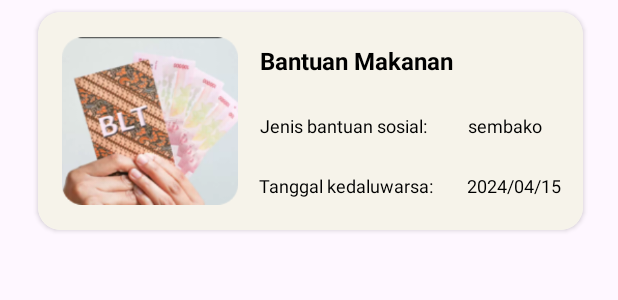
After one commit to BansosPlus/bansosplus-mobile-app, an Android app: the layout bansos_card.xml on its own in the app's theme, with its tools: preview values and no code run, on a phone screen of 412 x 824 dp. The commit adds this screen. Shown: the top 300 px of the screen. Run offline under Robolectric (Android 15) with nearby library versions, the phone set to English and light mode, and no system bars.

Commit message:
feat: bansosItem and bansosListAdapter

```diff
--- a/app/build.gradle.kts
+++ b/app/build.gradle.kts
@@ -40,7 +40,7 @@ android {
 
 dependencies {
 
-    implementation("androidx.core:core-ktx:1.9.0")
+    implementation("androidx.core:core-ktx:1.12.0")
     implementation("androidx.appcompat:appcompat:1.6.1")
     implementation("com.google.android.material:material:1.10.0")
     implementation("androidx.constraintlayout:constraintlayout:2.1.4")
--- /dev/null
+++ b/app/src/main/java/com/dicoding/bansosplus/navigation/data/model/BansosItem.kt
@@ -0,0 +1,18 @@
+package com.dicoding.bansosplus.navigation.data.model
+
+import com.google.gson.annotations.SerializedName
+import java.util.Date
+
+data class BansosItem(
+    @field:SerializedName("name")
+    val name: String,
+
+    @field:SerializedName("type")
+    val type: String,
+
+    @field:SerializedName("expiry_date")
+    val expiryDate: Date,
+
+    @field:SerializedName("image_url")
+    val imageUrl: String,
+)
--- a/app/src/main/java/com/dicoding/bansosplus/navigation/views/adapter/BansosListAdapter.kt
+++ b/app/src/main/java/com/dicoding/bansosplus/navigation/views/adapter/BansosListAdapter.kt
@@ -1,4 +1,57 @@
 package com.dicoding.bansosplus.navigation.views.adapter
 
-class BansosListAdapter {
+import android.content.Context
+import android.view.LayoutInflater
+import android.view.View
+import android.view.ViewGroup
+import android.widget.TextView
+import androidx.recyclerview.widget.RecyclerView
+import com.dicoding.bansosplus.R
+import com.dicoding.bansosplus.navigation.data.model.BansosItem
+
+class BansosListAdapter(
+    private var list: ArrayList<BansosItem>,
+    private val context: Context,
+) : RecyclerView.Adapter<BansosListAdapter.BansosHolder>() {
+
+
+    class BansosHolder(val view: View) : RecyclerView.ViewHolder(view) {
+        private var bansosNameTextView: TextView? = null
+        private var bansosTypeTextView: TextView? = null
+        private var bansosExpiryDateView: TextView? = null
+        private var bansosImageUrl: TextView? = null
+
+        init {
+            bansosNameTextView = view.findViewById(R.id.bansosName)
+            bansosTypeTextView = view.findViewById(R.id.bansosType)
+            bansosExpiryDateView = view.findViewById(R.id.expiryDateText)
+            bansosImageUrl = view.findViewById(R.id.bansosImage)
+        }
+
+        fun bind(data: BansosItem, context: Context) {
+            bansosNameTextView?.text = data.name
+            bansosTypeTextView?.text = data.type
+            bansosExpiryDateView?.text = data.expiryDate.toString()
+            bansosImageUrl?.text = data.imageUrl
+        }
+    }
+
+    override fun onCreateViewHolder(parent: ViewGroup, viewType: Int): BansosHolder {
+        return BansosHolder(LayoutInflater.from(parent.context).inflate(R.layout.bansos_card, parent, false))
+    }
+
+    override fun onBindViewHolder(holder: BansosHolder, position: Int) {
+        holder.bind(list[position], context)
+    }
+
+    override fun getItemCount(): Int {
+        return list!!.size
+    }
+
+    fun updateBansosList(bansosList: ArrayList<BansosItem>) {
+        list.clear()
+        bansosList.sortBy { it.name }
+        list = bansosList
+        notifyDataSetChanged()
+    }
 }
--- /dev/null
+++ b/app/src/main/res/layout/bansos_card.xml
@@ -0,0 +1,115 @@
+<?xml version="1.0" encoding="utf-8"?>
+<androidx.constraintlayout.widget.ConstraintLayout xmlns:android="http://schemas.android.com/apk/res/android"
+    xmlns:app="http://schemas.android.com/apk/res-auto"
+    xmlns:tools="http://schemas.android.com/tools"
+    android:layout_width="match_parent"
+    android:layout_height="wrap_content"
+    >
+
+    <androidx.cardview.widget.CardView
+        android:layout_width="match_parent"
+        android:layout_height="wrap_content"
+        android:layout_marginTop="8dp"
+        android:layout_marginBottom="4dp"
+        android:layout_marginLeft="25dp"
+        android:layout_marginRight="23dp"
+        app:cardCornerRadius="15dp"
+        app:layout_constraintBottom_toBottomOf="parent"
+        app:layout_constraintEnd_toEndOf="parent"
+        app:layout_constraintStart_toStartOf="parent"
+        app:layout_constraintTop_toTopOf="parent"
+        >
+
+        <androidx.constraintlayout.widget.ConstraintLayout
+            android:layout_width="match_parent"
+            android:layout_height="145dp"
+            android:background="@color/light_yellow">
+
+
+            <ImageView
+                android:id="@+id/bansosImage"
+                android:layout_width="117dp"
+                android:layout_height="113dp"
+                android:layout_marginStart="16dp"
+                app:layout_constraintBottom_toBottomOf="parent"
+                app:layout_constraintStart_toStartOf="parent"
+                app:layout_constraintTop_toTopOf="parent"
+                app:srcCompat="@drawable/blt" />
+
+
+            <TextView
+                android:id="@+id/bansosName"
+                android:layout_width="189dp"
+                android:layout_height="30dp"
+                android:layout_marginStart="13dp"
+                android:layout_marginTop="16dp"
+                android:layout_marginEnd="48dp"
+                android:padding="5dp"
+                android:text="Bantuan Makanan Pokok"
+                android:textColor="@color/black"
+                android:textSize="16sp"
+                android:textStyle="bold"
+                app:layout_constraintEnd_toEndOf="parent"
+                app:layout_constraintHorizontal_bias="0.2"
+                app:layout_constraintStart_toEndOf="@+id/bansosImage"
+                app:layout_constraintTop_toTopOf="parent" />
+
+            <TextView
+                android:id="@+id/Type"
+                android:layout_width="127dp"
+                android:layout_height="26dp"
+                android:layout_marginTop="16dp"
+                android:padding="5dp"
+                android:text="Jenis bantuan sosial: "
+                android:textColor="@color/black"
+                android:textSize="12sp"
+                app:layout_constraintEnd_toEndOf="parent"
+                app:layout_constraintHorizontal_bias="0.088"
+                app:layout_constraintStart_toEndOf="@+id/bansosImage"
+                app:layout_constraintTop_toBottomOf="@+id/bansosName" />
+
+            <TextView
+                android:id="@+id/bansosType"
+                android:layout_width="63dp"
+                android:layout_height="26dp"
+                android:layout_marginTop="16dp"
+                android:padding="5dp"
+                android:text="sembako"
+                android:textColor="@color/black"
+                android:textSize="12sp"
+                app:layout_constraintEnd_toEndOf="parent"
+                app:layout_constraintHorizontal_bias="0.387"
+                app:layout_constraintStart_toEndOf="@+id/Type"
+                app:layout_constraintTop_toBottomOf="@+id/bansosName" />
+
+            <TextView
+                android:id="@+id/expiryDate"
+                android:layout_width="wrap_content"
+                android:layout_height="wrap_content"
+                android:layout_marginBottom="16dp"
+                android:padding="5dp"
+                android:text="Tanggal kedaluwarsa: "
+                android:textColor="@color/black"
+                android:textSize="12sp"
+                app:layout_constraintBottom_toBottomOf="parent"
+                app:layout_constraintEnd_toEndOf="parent"
+                app:layout_constraintHorizontal_bias="0.083"
+                app:layout_constraintStart_toEndOf="@+id/bansosImage" />
+
+            <TextView
+                android:id="@+id/expiryDateText"
+                android:layout_width="wrap_content"
+                android:layout_height="wrap_content"
+                android:layout_marginBottom="16dp"
+                android:padding="5dp"
+                android:text="2024/04/15"
+                android:textColor="@color/black"
+                android:textSize="12sp"
+                app:layout_constraintBottom_toBottomOf="parent"
+                app:layout_constraintEnd_toEndOf="parent"
+                app:layout_constraintStart_toEndOf="@+id/expiryDate" />
+
+
+        </androidx.constraintlayout.widget.ConstraintLayout>
+    </androidx.cardview.widget.CardView>
+</androidx.constraintlayout.widget.ConstraintLayout>
```
